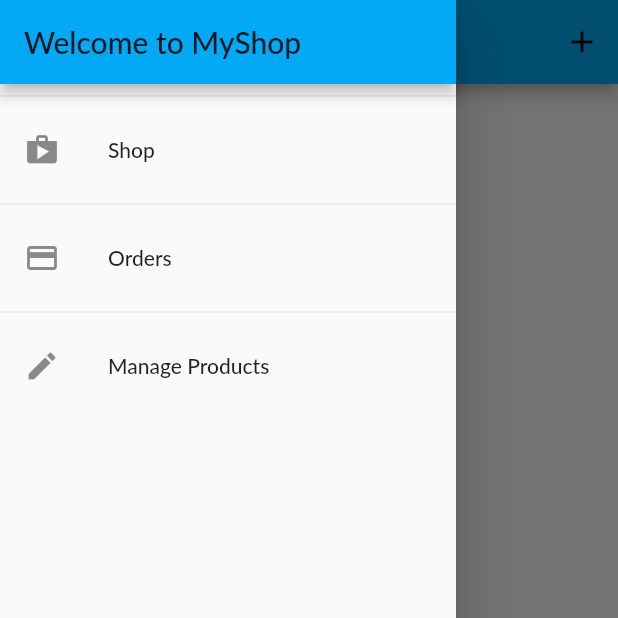
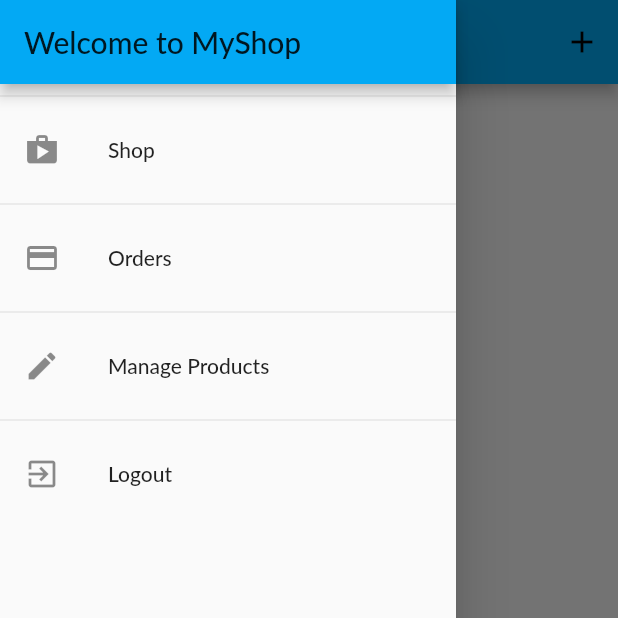
Before and after one commit to siddhartha0110/Flutter_MyShop, a Flutter app: the UserProductsScreen screen opened by its route, with the side drawer open, on a phone screen of 412 x 824 dp, the top half of it. Run offline on Flutter 3.47's test engine with Material 2 defaults, Android fonts, the phone set to English and light mode, and no system bars; our stand-ins replace shared_preferences; accounts and stored records are empty; network calls fail; Roboto replaces fonts that are missing (Lato).

Commit message:
Attaching Orders to Users

```diff
--- a/lib/providers/orders.dart
+++ b/lib/providers/orders.dart
@@ -19,14 +19,15 @@ class OrderItem {
 class Orders with ChangeNotifier {
   List<OrderItem> _orders = [];
   final String authToken;
-  Orders(this.authToken, this._orders);
+  final String userId;
+  Orders(this.authToken, this._orders, this.userId);
   List<OrderItem> get orders {
     return [..._orders];
   }
 
   Future<void> fetchAndSetOrders() async {
     final url =
-        'https://flutter-shop-62b24.firebaseio.com/orders.json?auth=$authToken';
+        'https://flutter-shop-62b24.firebaseio.com/orders/$userId.json?auth=$authToken';
     final response = await http.get(url);
     final List<OrderItem> loadedOrders = [];
     final extractedData = json.decode(response.body) as Map<String, dynamic>;
@@ -52,7 +53,7 @@ class Orders with ChangeNotifier {
 
   Future<void> addOrder(List<CartItem> cartProducts, double total) async {
     final url =
-        'https://flutter-shop-62b24.firebaseio.com/orders.json?auth=$authToken';
+        'https://flutter-shop-62b24.firebaseio.com/orders/$userId.json?auth=$authToken';
     final timeStamp = DateTime.now();
     final response = await http.post(url,
         body: json.encode({
--- a/lib/screens/user_products_screen.dart
+++ b/lib/screens/user_products_screen.dart
@@ -9,12 +9,12 @@ class UserProductsScreen extends StatelessWidget {
   static const routeName = '/user-products';
 
   Future<void> _refreshProducts(BuildContext context) async {
-    await Provider.of<Products>(context, listen: false).fetchAndSetProducts();
+    await Provider.of<Products>(context, listen: false)
+        .fetchAndSetProducts(true);
   }
 
   @override
   Widget build(BuildContext context) {
-    final productsData = Provider.of<Products>(context);
     return Scaffold(
         appBar: AppBar(
           title: const Text('Your Products'),
@@ -28,9 +28,15 @@ class UserProductsScreen extends StatelessWidget {
           ],
         ),
         drawer: AppDrawer(),
-        body: RefreshIndicator(
+        body: FutureBuilder(
+          future: _refreshProducts(context),
+          builder: (ctx, snap) =>
+              snap.connectionState == ConnectionState.waiting
+                  ? Center(child: CircularProgressIndicator())
+                  : RefreshIndicator(
                       onRefresh: () => _refreshProducts(context),
-          child: Padding(
+                      child: Consumer<Products>(
+                        builder: (ctx, productsData, _) => Padding(
                           padding: const EdgeInsets.all(8),
                           child: ListView.builder(
                             itemCount: productsData.items.length,
@@ -45,6 +51,8 @@ class UserProductsScreen extends StatelessWidget {
                             ),
                           ),
                         ),
+                      ),
+                    ),
         ));
   }
 }
--- a/lib/widgets/app_drawer.dart
+++ b/lib/widgets/app_drawer.dart
@@ -1,6 +1,8 @@
 import 'package:flutter/material.dart';
+import 'package:provider/provider.dart';
 import '../screens/orders_screen.dart';
 import '../screens/user_products_screen.dart';
+import '../providers/auth.dart';
 
 class AppDrawer extends StatelessWidget {
   @override
@@ -38,6 +40,16 @@ class AppDrawer extends StatelessWidget {
                   .pushReplacementNamed(UserProductsScreen.routeName);
             },
           ),
+          Divider(),
+          ListTile(
+            leading: Icon(Icons.exit_to_app),
+            title: Text('Logout'),
+            onTap: () {
+              Navigator.of(context).pop();
+              Navigator.of(context).pushReplacementNamed('/');
+              Provider.of<Auth>(context, listen: false).logout();
+            },
+          ),
         ],
       ),
     );
--- a/lib/widgets/product_item.dart
+++ b/lib/widgets/product_item.dart
@@ -32,7 +32,7 @@ class ProductItem extends StatelessWidget {
                     ? Icon(Icons.favorite)
                     : Icon(Icons.favorite_border),
                 onPressed: () {
-                  product.toggleFavoriteStatus(authdata.token);
+                  product.toggleFavoriteStatus(authdata.token, authdata.userId);
                 },
                 color: Theme.of(context).accentColor),
           ),
--- a/pubspec.yaml
+++ b/pubspec.yaml
@@ -26,7 +26,7 @@ dependencies:
   provider: ^4.0.5
   intl: ^0.16.1
   http: ^0.12.1
-
+  shared_preferences: ^0.5.7+2
   # The following adds the Cupertino Icons font to your application.
   # Use with the CupertinoIcons class for iOS style icons.
   cupertino_icons: ^0.1.3
```
Also changed, not shown: lib/main.dart (+15 -6 lines), lib/providers/auth.dart (+56 -2 lines), lib/providers/product.dart (+3 -4 lines), lib/providers/products.dart (+14 -6 lines), lib/screens/splash_screen.dart (added, +12 -0 lines), pubspec.lock. Lines whose indentation alone changed are shown as unchanged.
